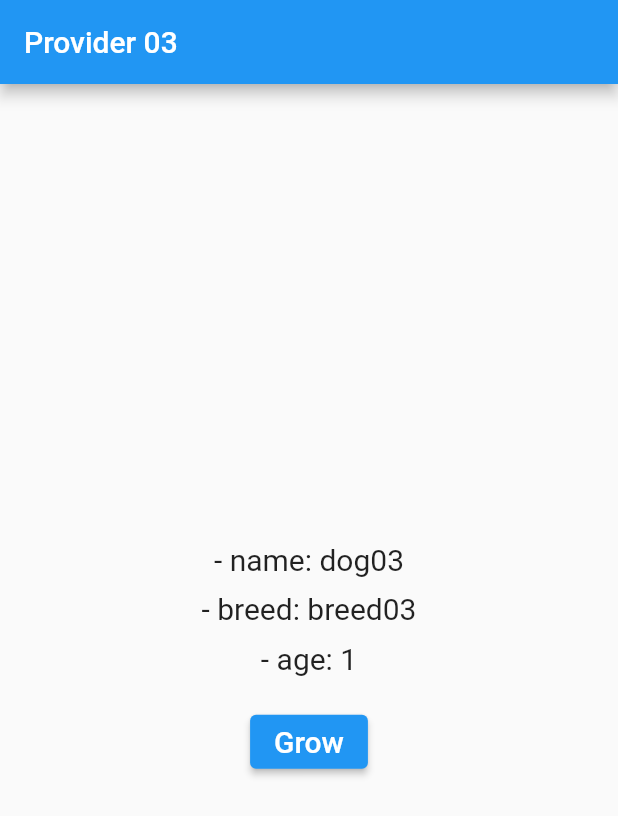
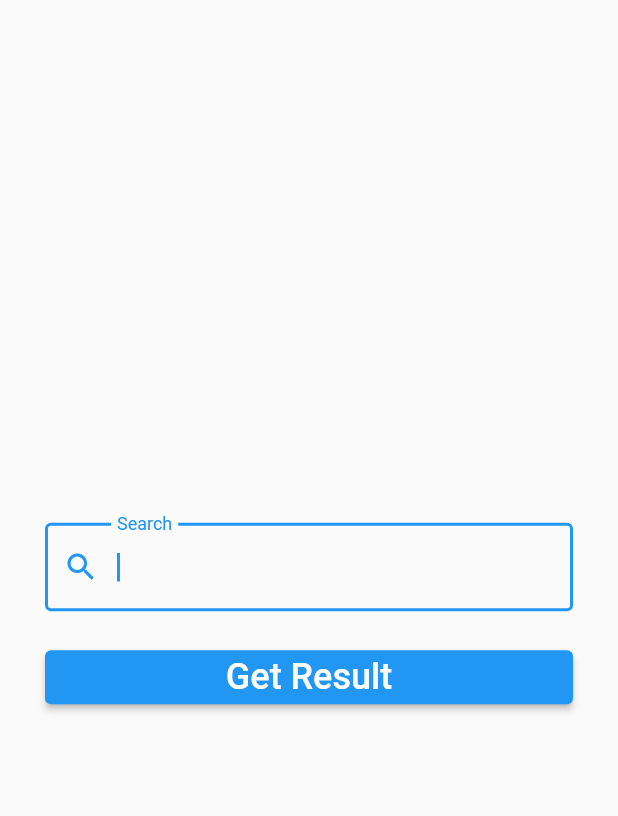
Before and after one commit to mike-bskim/provider_overview, a Flutter app: the screen it shows after launch, on a phone screen of 412 x 824 dp. Shown: the top 816 px of the screen. Run offline on Flutter 3.47's test engine with Material 2 defaults, Android fonts, the phone set to English and light mode, and no system bars.

Commit message:
33. ChangeNotifier_addListener2 Navigation, Dialog from main

```diff
--- /dev/null
+++ b/lib/app_provider.dart
@@ -0,0 +1,47 @@
+import 'package:flutter/foundation.dart';
+import 'package:flutter/material.dart';
+
+enum AppState {
+  initial,
+  loading,
+  success,
+  error,
+}
+
+class AppProvider with ChangeNotifier {
+  AppState _state = AppState.initial;
+  AppState get state => _state;
+
+  Future<void> getResult(String searchTerm) async {
+    _state = AppState.loading;
+    notifyListeners();
+
+    await Future.delayed(const Duration(seconds: 1));
+
+    try {
+      if (searchTerm == 'fail') {
+        throw 'Something went wrong';
+      }
+
+      _state = AppState.success;
+      notifyListeners();
+      // Navigator.push(context, MaterialPageRoute(
+      //   builder: (context) {
+      //     return SuccessPage();
+      //   },
+      // ));
+    } catch (e) {
+      _state = AppState.error;
+      notifyListeners();
+      rethrow; // 이걸 한번더 해줘야 호출한 main.dart 에서도 catch 문이 동작함.
+      // showDialog(
+      //   context: context,
+      //   builder: (context) {
+      //     return AlertDialog(
+      //       content: Text('Something went wrong'),
+      //     );
+      //   },
+      // );
+    }
+  }
+}
--- a/lib/main.dart
+++ b/lib/main.dart
@@ -1,7 +1,8 @@
 import 'package:flutter/material.dart';
 import 'package:provider/provider.dart';
 
-import 'models/dog.dart';
+import 'app_provider.dart';
+import 'success_page.dart';
 
 void main() {
   runApp(const MyApp());
@@ -12,13 +13,16 @@ class MyApp extends StatelessWidget {
 
   @override
   Widget build(BuildContext context) {
-    return MaterialApp(
-      title: 'Provider 03',
+    return ChangeNotifierProvider<AppProvider>(
+      create: (_) => AppProvider(),
+      child: MaterialApp(
+        title: 'addListener of ChangeNotifier',
         debugShowCheckedModeBanner: false,
         theme: ThemeData(
           primarySwatch: Colors.blue,
         ),
         home: const MyHomePage(),
+      ),
     );
   }
 }
@@ -31,95 +35,145 @@ class MyHomePage extends StatefulWidget {
 }
 
 class _MyHomePageState extends State<MyHomePage> {
-  final dog = Dog(name: 'dog03', breed: 'breed03');
+  final GlobalKey<FormState> formKey = GlobalKey<FormState>();
+  AutovalidateMode autovalidateMode = AutovalidateMode.disabled;
+  String? searchTerm;
+  // late final AppProvider appProv;
 
-  @override
-  void initState() {
-    // TODO: implement initState
-    super.initState();
-    dog.addListener(dogListener);
+  // @override
+  // void initState() {
+  //   super.initState();
+  //   appProv = context.read<AppProvider>();
+  //   appProv.addListener(appListener);
+  // }
+
+  // void appListener() {
+  //   if (appProv.state == AppState.success) {
+  //     Navigator.push(context, MaterialPageRoute(
+  //       builder: (context) {
+  //         return const SuccessPage();
+  //       },
+  //     ));
+  //   } else if (appProv.state == AppState.error) {
+  //     showDialog(
+  //       context: context,
+  //       builder: (context) {
+  //         return const AlertDialog(
+  //           content: Text('Something went wrong'),
+  //         );
+  //       },
+  //     );
+  //   }
+  // }
+
+  // @override
+  // void dispose() {
+  //   appProv.removeListener(appListener);
+  //   super.dispose();
+  // }
+
+  void submit() async {
+    setState(() {
+      // 폼이 summit 된후, 모든 폼 입력에 대해서 항상 validation 확인
+      autovalidateMode = AutovalidateMode.always;
+    });
+
+    final form = formKey.currentState;
+
+    if (form == null || !form.validate()) return;
+
+    form.save();
+
+    try {
+      var result = await context.read<AppProvider>().getResult(searchTerm!);
+      Navigator.push(context, MaterialPageRoute(
+        builder: (context) {
+          return const SuccessPage();
+        },
+      ));
+    } catch (e) {
+      showDialog(
+        context: context,
+        builder: (context) {
+          return const AlertDialog(
+            content: Text('Something went wrong'),
+          );
+        },
+      );
     }
 
-  void dogListener() {
-    debugPrint('age Listener(): ${dog.age}');
-    setState(() {});
-  }
-
-  @override
-  void dispose() {
-    // TODO: implement dispose
-    super.dispose();
-    dog.removeListener(dogListener);
   }
 
   @override
   Widget build(BuildContext context) {
-    return Scaffold(
-      appBar: AppBar(
-        title: const Text('Provider 03'),
+    final appState = context.watch<AppProvider>().state;
+
+    // if (appState == AppState.success) {
+    //   WidgetsBinding.instance!.addPostFrameCallback((_) {
+    //     Navigator.push(context, MaterialPageRoute(
+    //       builder: (context) {
+    //         return SuccessPage();
+    //       },
+    //     ));
+    //   });
+    // } else if (appState == AppState.error) {
+    //   WidgetsBinding.instance!.addPostFrameCallback((_) {
+    //     showDialog(
+    //       context: context,
+    //       builder: (context) {
+    //         return AlertDialog(
+    //           content: Text('Something went wrong'),
+    //         );
+    //       },
+    //     );
+    //   });
+    // }
+
+    return GestureDetector(
+      onTap: () => FocusScope.of(context).unfocus(),
+      child: Scaffold(
+        body: Center(
+          child: Padding(
+            padding: const EdgeInsets.symmetric(horizontal: 30.0),
+            child: Form(
+              key: formKey,
+              autovalidateMode: autovalidateMode,
+              child: ListView(
+                shrinkWrap: true,
+                children: [
+                  TextFormField(
+                    autofocus: true,
+                    decoration: const InputDecoration(
+                      border: OutlineInputBorder(),
+                      label: Text('Search'),
+                      prefixIcon: Icon(Icons.search),
                     ),
-      body: Center(
-        child: Column(
-          mainAxisAlignment: MainAxisAlignment.center,
-          mainAxisSize: MainAxisSize.min,
-          children: [
-            Text(
-              '- name: ${dog.name}',
-              style: const TextStyle(fontSize: 20.0),
+                    validator: (String? value) {
+                      if (value == null || value.trim().isEmpty) {
+                        return 'Search term required';
+                      }
+                      return null;
+                    },
+                    onSaved: (String? value) {
+                      searchTerm = value;
+                    },
                   ),
-            const SizedBox(height: 10.0),
-            BreedAndAge(
-              dog: dog,
+                  const SizedBox(height: 20.0),
+                  ElevatedButton(
+                    child: Text(
+                      appState == AppState.loading
+                          ? 'Loading...'
+                          : 'Get Result',
+                      style: const TextStyle(fontSize: 24.0),
+                    ),
+                    onPressed: appState == AppState.loading ? null : submit,
                   ),
                 ],
+              ),
+            ),
+          ),
         ),
       ),
     );
   }
 }
-
-class BreedAndAge extends StatelessWidget {
-  final Dog dog;
-
-  const BreedAndAge({Key? key, required this.dog}) : super(key: key);
-
-  @override
-  Widget build(BuildContext context) {
-    return Column(
-      children: [
-        Text(
-          '- breed: ${dog.breed}',
-          style: const TextStyle(fontSize: 20.0),
-        ),
-        const SizedBox(height: 10.0),
-        Age(dog: dog),
-      ],
-    );
-  }
-}
-
-class Age extends StatelessWidget {
-  final Dog dog;
-
-  const Age({Key? key, required this.dog}) : super(key: key);
-
-  @override
-  Widget build(BuildContext context) {
-    return Column(
-      children: [
-        Text(
-          '- age: ${dog.age}',
-          style: const TextStyle(fontSize: 20.0),
-        ),
-        const SizedBox(height: 20.0),
-        ElevatedButton(
-          onPressed: () => dog.grow(),
-          child: const Text(
-            'Grow',
-            style: TextStyle(fontSize: 20.0),
-          ),
-        ),
-      ],
-    );
-  }
-}
--- a/lib/models/dog.dart
+++ /dev/null
@@ -1,21 +0,0 @@
-import 'package:flutter/material.dart';
-// import 'package:provider/provider.dart';
-
-class Dog with ChangeNotifier{
-  final String name;
-  final String breed;
-  int age;
-
-  Dog({
-    required this.name,
-    required this.breed,
-    this.age = 1,
-  });
-
-  void grow() {
-    age++;
-    notifyListeners();
-    debugPrint('Dog.grow(): ' + age.toString());
-  }
-
-}
```
Also changed, not shown: lib/success_page.dart (added, +20 -0 lines). Lines whose indentation alone changed are shown as unchanged.
